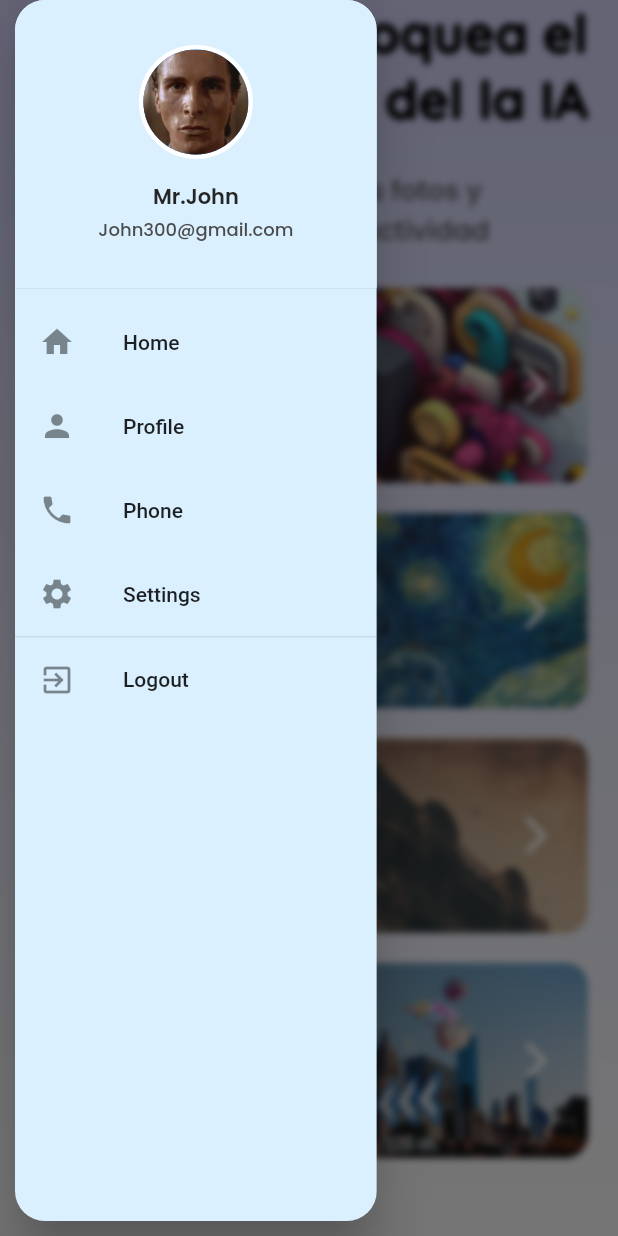
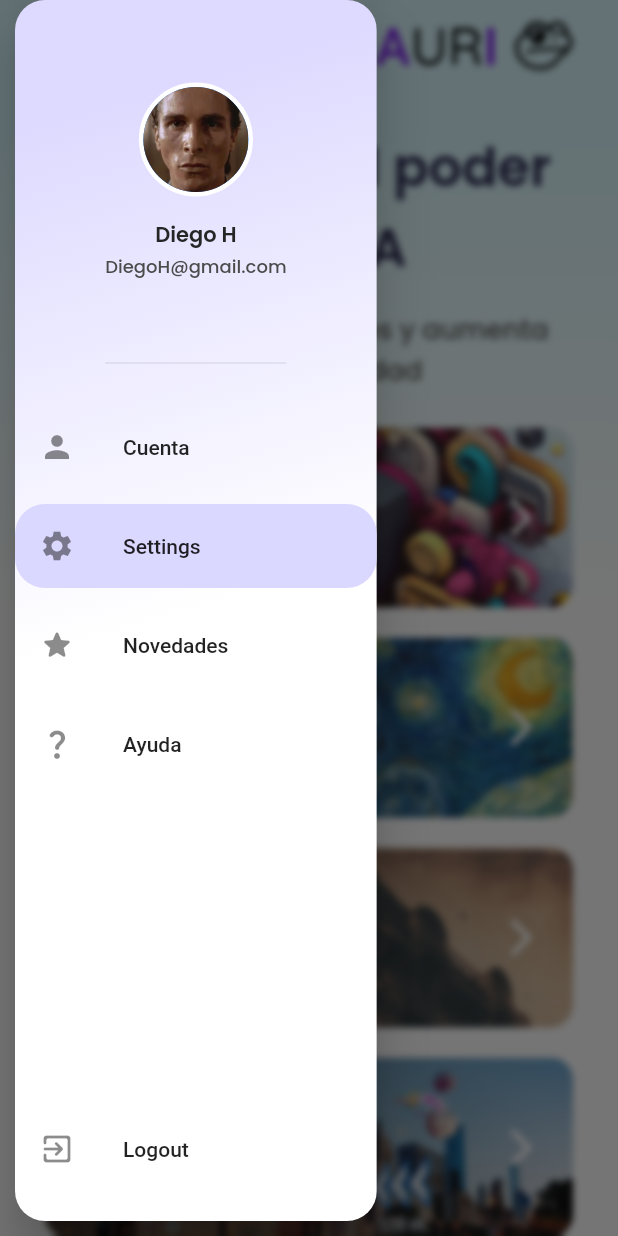
Before and after one commit to kato707gg/auri_proyectate, a Flutter app: the HomePage screen opened directly, in the side drawer, after a tap on "Settings", on a phone screen of 412 x 824 dp. Run offline on Flutter 3.47's test engine with Material 2 defaults, Android fonts, the phone set to English and light mode, and no system bars; our stand-ins replace flutter_slider_drawer, google_fonts, image_picker; missing offline and left inert: cloudinary_public.

Commit message:
Creo q ya quedo

```diff
--- a/lib/Components/sidebar.dart
+++ b/lib/Components/sidebar.dart
@@ -1,40 +1,50 @@
 import 'dart:ui';
-
+import 'package:auri_proyectate/Screens/login.dart';
 import 'package:flutter/material.dart';
 import 'package:google_fonts/google_fonts.dart';
 
-class Sidebar extends StatelessWidget {
-  const Sidebar({super.key, required this.isActive});
+class Sidebar extends StatefulWidget {
+  const Sidebar({Key? key}) : super(key: key);
+  @override
+  _SidebarState createState() => _SidebarState();
+}
 
-  final bool isActive;
-
+class _SidebarState extends State<Sidebar> {
+  int selectedIndex = -1;
   @override
   Widget build(BuildContext context) {
     return SafeArea(
       child: Padding(
-        padding: EdgeInsets.only(
-            left: 10.0, bottom: 10), // Ajusta la cantidad de despegue
+        padding: EdgeInsets.only(left: 10.0, bottom: 10),
         child: FractionallySizedBox(
           widthFactor: 0.6,
           child: Drawer(
             backgroundColor: Colors.transparent,
             child: BackdropFilter(
               filter: ImageFilter.blur(
-                  sigmaX: 2.5,
-                  sigmaY: 2.5), // Ajusta el desenfoque según sea necesario
+                sigmaX: 2.5,
+                sigmaY: 2.5,
+              ),
               child: ClipRRect(
                 borderRadius: BorderRadius.circular(20.0),
                 child: Container(
-                  color: Color.fromARGB(255, 218, 240, 255),
-                  child: ListView(
+                  decoration: BoxDecoration(
+                    gradient: LinearGradient(
+                      begin: Alignment.topLeft,
+                      end: Alignment.bottomRight,
+                      stops: [0.1, 0.5],
+                      colors: [
+                        Color.fromARGB(255, 222, 218, 255),
+                        Color.fromARGB(255, 255, 255, 255),
+                      ],
+                    ),
+                  ),
+                  child: Column(
                     children: [
-                      Container(
-                        height: 200, // Ajusta la altura según sea necesario
+                      SizedBox(
+                        height: 250,
                         child: DrawerHeader(
                           padding: EdgeInsets.symmetric(vertical: 10),
-                          decoration: BoxDecoration(
-                            color: Color.fromARGB(255, 218, 240, 255),
-                          ),
                           child: Column(
                             crossAxisAlignment: CrossAxisAlignment.center,
                             mainAxisAlignment: MainAxisAlignment.center,
@@ -44,21 +54,20 @@ class Sidebar extends StatelessWidget {
                                   shape: BoxShape.circle,
                                   border: Border.all(
                                     color: Colors.white,
-                                    width:
-                                    3.0, // Ajusta el ancho del borde según tus preferencias
+                                    width: 3.0,
                                   ),
                                 ),
                                 child: CircleAvatar(
                                   radius: 35,
                                   backgroundImage:
-                                  const AssetImage('assets/sigma.jpg'),
+                                      const AssetImage('assets/sigma.jpg'),
                                 ),
                               ),
                               SizedBox(
                                 height: 15,
                               ),
                               Text(
-                                'Mr.John',
+                                'Diego H',
                                 style: GoogleFonts.poppins(
                                   fontSize: 14,
                                   fontWeight: FontWeight.w600,
@@ -69,7 +78,7 @@ class Sidebar extends StatelessWidget {
                                 height: 2,
                               ),
                               Text(
-                                'John300@gmail.com',
+                                'DiegoH@gmail.com',
                                 style: GoogleFonts.poppins(
                                   color: Color.fromARGB(255, 75, 75, 75),
                                   fontSize: 12,
@@ -79,51 +88,29 @@ class Sidebar extends StatelessWidget {
                           ),
                         ),
                       ),
-                      Stack(
-                        children: [
-                          AnimatedPositioned(
-                            height: 48, // Altura de la pantalla
-                            width: isActive
-                                ? MediaQuery.of(context).size.width * 0.6 - 6
-                                : 0, // Ancho del 60% de la pantalla
-                            duration: Duration(microseconds: 300),
-                            child: Container(
-                              decoration: BoxDecoration(
-                                color: Color.fromARGB(255, 184, 223, 255),
-                                borderRadius:
-                                BorderRadius.all(Radius.circular(10)),
-                              ),
-                            ),
-                          ),
-                          ListTile(
-                            leading: Icon(Icons.home),
-                            title: Text('Home'),
-                            onTap: () => onTap(context, 0),
-                          ),
-                        ],
+                      SizedBox(
+                        height: 20,
                       ),
-                      ListTile(
-                        leading: Icon(Icons.person),
-                        title: Text('Profile'),
-                        onTap: () => onTap(context, 0),
+                      buildListItem(Icons.person, 'Cuenta', 0),
+                      SizedBox(
+                        height: 10,
                       ),
-                      ListTile(
-                        leading: Icon(Icons.phone),
-                        title: Text('Phone'),
-                        onTap: () => onTap(context, 0),
+                      buildListItem(Icons.settings, 'Settings', 1),
+                      SizedBox(
+                        height: 10,
                       ),
-                      ListTile(
-                        leading: Icon(Icons.settings),
-                        title: Text('Settings'),
-                        onTap: () => onTap(context, 0),
+                      buildListItem(Icons.star_rounded, 'Novedades', 2),
+                      SizedBox(
+                        height: 10,
                       ),
-                      Divider(
-                        height: 1,
+                      buildListItem(Icons.question_mark_rounded, 'Ayuda', 3),
+                      Spacer(),
+                      SizedBox(
+                        height: 20,
                       ),
-                      ListTile(
-                        leading: Icon(Icons.exit_to_app),
-                        title: Text('Logout'),
-                        onTap: () => onTap(context, 0),
+                      buildListItem(Icons.exit_to_app_rounded, 'Logout', 4),
+                      SizedBox(
+                        height: 20,
                       ),
                     ],
                   ),
@@ -135,6 +122,43 @@ class Sidebar extends StatelessWidget {
       ),
     );
   }
+
+  Widget buildListItem(IconData icon, String title, int index) {
+    return GestureDetector(
+      onTap: () {
+        setState(() {
+          selectedIndex = index;
+        });
+        onTap(context, index);
+      },
+      child: Stack(
+        children: [
+          if (selectedIndex == index)
+            Positioned(
+              height: 56,
+              width: MediaQuery.of(context).size.width * 0.6 - 6,
+              child: Container(
+                decoration: BoxDecoration(
+                  color: Color.fromARGB(255, 219, 216, 255),
+                  borderRadius: BorderRadius.all(Radius.circular(20)),
+                ),
+              ),
+            ),
+          ListTile(
+            leading: Icon(icon),
+            title: Text(title),
+          ),
+        ],
+      ),
+    );
+  }
+
+  void onTap(BuildContext context, int index) {
+    if (index == 4) {
+      // Si se selecciona "Logout", navega a la pantalla de inicio de sesión
+      Navigator.of(context).pushReplacement(
+        MaterialPageRoute(builder: (context) => LoginPage()),
+      );
+    }
+  }
 }
-
-onTap(BuildContext context, int i) {}
--- a/lib/Screens/home_page.dart
+++ b/lib/Screens/home_page.dart
@@ -14,16 +14,13 @@ class HomePage extends StatelessWidget {
           Homebody(),
         ],
       ),
-      drawer: Sidebar(
-        isActive: false,
-      ),
+      drawer: Sidebar(),
     );
   }
 }
 
 class BackGround extends StatelessWidget {
   const BackGround({Key? key});
-
   @override
   Widget build(BuildContext context) {
     return Container(
@@ -31,9 +28,9 @@ class BackGround extends StatelessWidget {
         gradient: LinearGradient(
           begin: Alignment.topCenter,
           end: Alignment.bottomCenter,
-          stops: [0.1, 1.0],
+          stops: [0.1, 0.5],
           colors: [
-            Color.fromARGB(255, 218, 219, 255),
+            Color.fromARGB(255, 218, 249, 255),
             Color.fromARGB(255, 255, 255, 255),
           ],
         ),
@@ -44,7 +41,6 @@ class BackGround extends StatelessWidget {
 
 class Homebody extends StatelessWidget {
   const Homebody({Key? key});
-
   @override
   Widget build(BuildContext context) {
     return SingleChildScrollView(
@@ -61,7 +57,6 @@ class Homebody extends StatelessWidget {
 
 class TitleWithButton extends StatelessWidget {
   const TitleWithButton({Key? key}) : super(key: key);
-
   @override
   Widget build(BuildContext context) {
     return SafeArea(
@@ -88,18 +83,17 @@ class TitleWithButton extends StatelessWidget {
 
 class SidebarButton extends StatelessWidget {
   const SidebarButton({Key? key}) : super(key: key);
-
   @override
   Widget build(BuildContext context) {
     return Container(
-      margin: const EdgeInsets.only(left: 11),
+      margin: const EdgeInsets.only(left: 20),
       child: ElevatedButton(
         onPressed: () {
           Scaffold.of(context).openDrawer();
         },
         style: ElevatedButton.styleFrom(
           shape: const CircleBorder(),
-          backgroundColor: Colors.white,
+          backgroundColor: Color.fromARGB(255, 240, 237, 255),
           padding: const EdgeInsets.all(12),
           elevation: 5,
         ),
@@ -112,66 +106,89 @@ class SidebarButton extends StatelessWidget {
   }
 }
 
+//EN ESTA BRANCH VOY A ESTAR HACIENDO CAMBIOS
 class Title extends StatelessWidget {
-  const Title({Key? key}) : super(key: key);
-
+  const Title({Key? key});
   @override
   Widget build(BuildContext context) {
     return Padding(
       padding: const EdgeInsets.only(left: 0, right: 20),
-      child: Text(
-        'Desbloquea el poder del la IA',
+      child: Row(
+        mainAxisAlignment: MainAxisAlignment.end,
+        children: [
+          RichText(
+            text: TextSpan(
               style: GoogleFonts.quicksand(
+                letterSpacing: null,
                 fontSize: 35,
-          fontWeight: FontWeight.w900,
-          color: Colors.black,
+                fontWeight: FontWeight.w500,
+                color: const Color.fromARGB(255, 0, 0, 0),
               ),
-        maxLines: 2,
+              children: [
+                TextSpan(
+                  text: 'A',
+                  style: TextStyle(color: Color.fromARGB(255, 131, 33, 243)),
+                ),
+                TextSpan(text: 'UR'),
+                TextSpan(
+                  text: 'I',
+                  style: TextStyle(color: Color.fromARGB(255, 131, 33, 243)),
+                ),
+              ],
+            ),
             textAlign: TextAlign.end,
+          ),
+          SizedBox(
+            height: 60,
+            child: Image.asset(
+              'assets/rana.png',
+              fit: BoxFit.contain,
+            ),
+          ),
+        ],
       ),
     );
   }
 }
 
 class SubTitle extends StatelessWidget {
-  const SubTitle({Key? key}) : super(key: key);
-
+  const SubTitle({Key? key});
   @override
   Widget build(BuildContext context) {
-    return Column(
+    return Container(
+      padding: EdgeInsets.symmetric(horizontal: 27),
+      child: Column(
+        mainAxisAlignment: MainAxisAlignment.center,
         children: [
           SizedBox(height: 25),
-        Align(
-          alignment: Alignment
-              .topCenter, // Alinea el segundo elemento en la parte superior derecha
-          child: Text(
-            'Obten las mejores fotos y',
+          Text(
+            'Descubre el poder de la IA',
+            style: GoogleFonts.poppins(
+              fontSize: 35,
+              fontWeight: FontWeight.w600,
+              color: Color.fromARGB(255, 45, 45, 85),
+            ),
+            textAlign: TextAlign.center,
+          ),
+          SizedBox(height: 15),
+          Text(
+            'Obten las mejores fotos y aumenta\ntu productividad',
             style: GoogleFonts.poppins(
               fontSize: 18,
               fontWeight: FontWeight.w500,
-                color: const Color.fromARGB(255, 85, 85, 85)),
+              color: const Color.fromARGB(255, 85, 85, 85),
             ),
-        ),
-        Align(
-          alignment: Alignment
-              .topCenter, // Alinea el segundo elemento en la parte superior derecha
-          child: Text(
-            'aumenta tu productividad',
-            style: GoogleFonts.poppins(
-                fontSize: 18,
-                fontWeight: FontWeight.w500,
-                color: const Color.fromARGB(255, 85, 85, 85)),
-          ),
+            textAlign: TextAlign.center,
           ),
           SizedBox(height: 25),
         ],
+      ),
     );
   }
 }
 
 class InvestmentTable extends StatelessWidget {
   const InvestmentTable({Key? key});
-
   @override
   Widget build(BuildContext context) {
     return Container(
@@ -204,13 +221,11 @@ class InvestmentTable extends StatelessWidget {
 class MyInvestmentsCard extends StatelessWidget {
   final String imagen;
   final String texto;
-
   const MyInvestmentsCard({
     Key? key,
     required this.imagen,
     required this.texto,
   }) : super(key: key);
-
   @override
   Widget build(BuildContext context) {
     return InkWell(
@@ -237,7 +252,7 @@ class MyInvestmentsCard extends StatelessWidget {
       child: Column(
         children: <Widget>[
           Container(
-            margin: EdgeInsets.fromLTRB(20, 0, 20, 20),
+            margin: EdgeInsets.fromLTRB(30, 0, 30, 20),
             decoration: BoxDecoration(
               borderRadius: BorderRadius.circular(15),
               image: DecorationImage(
@@ -246,7 +261,7 @@ class MyInvestmentsCard extends StatelessWidget {
               ),
             ),
             child: Container(
-              height: 130,
+              height: 120,
               padding: EdgeInsets.all(20),
               decoration: BoxDecoration(
                 borderRadius: BorderRadius.circular(15),
@@ -267,7 +282,7 @@ class MyInvestmentsCard extends StatelessWidget {
                       texto,
                       style: GoogleFonts.poppins(
                         color: Colors.white,
-                        fontSize: 18,
+                        fontSize: 17,
                         fontWeight: FontWeight.w500,
                       ),
                     ),
--- a/lib/Screens/login.dart
+++ b/lib/Screens/login.dart
@@ -1,11 +1,10 @@
 import 'package:auri_proyectate/Components/my_button.dart';
-import 'package:auri_proyectate/Components/my_label.dart';
 import 'package:auri_proyectate/Screens/home_page.dart';
 import 'package:flutter/material.dart';
+import 'package:google_fonts/google_fonts.dart';
 
 class LoginPage extends StatelessWidget {
   const LoginPage({super.key});
-
   @override
   Widget build(BuildContext context) {
     return Scaffold(
@@ -34,13 +33,12 @@ class LoginPage extends StatelessWidget {
 
 class Background extends StatelessWidget {
   const Background({super.key});
-
   @override
   Widget build(BuildContext context) {
     return Container(
       decoration: BoxDecoration(
         image: DecorationImage(
-          image: AssetImage('assets/Fondo.jpg'),
+          image: AssetImage('assets/Fondooo.jpeg'),
           fit: BoxFit.cover,
         ),
       ),
@@ -50,14 +48,12 @@ class Background extends StatelessWidget {
 
 class Homebody extends StatefulWidget {
   const Homebody({Key? key}) : super(key: key);
-
   @override
   _HomebodyState createState() => _HomebodyState();
 }
 
 class _HomebodyState extends State<Homebody> {
   bool _showPassword = false;
-
   @override
   Widget build(BuildContext context) {
     return Container(
@@ -69,10 +65,14 @@ class _HomebodyState extends State<Homebody> {
       child: Column(
         mainAxisAlignment: MainAxisAlignment.center,
         children: [
-          LabelUtils.buildTextLabel(
+          Text(
             'Iniciar sesión',
-            37,
-            FontWeight.w800,
+            style: GoogleFonts.quicksand(
+              fontSize: 37,
+              fontWeight: FontWeight.w800,
+              color: Color.fromARGB(255, 45, 45, 85),
+            ),
+            textAlign: TextAlign.center,
           ),
           SizedBox(height: 20),
           buildInputField('Nombre de usuario'),
```
Also changed, not shown: lib/Screens/EditPhotoScreen.dart (+0 -21 lines), pubspec.yaml (+2 -11 lines). Lines whose indentation alone changed are shown as unchanged.
